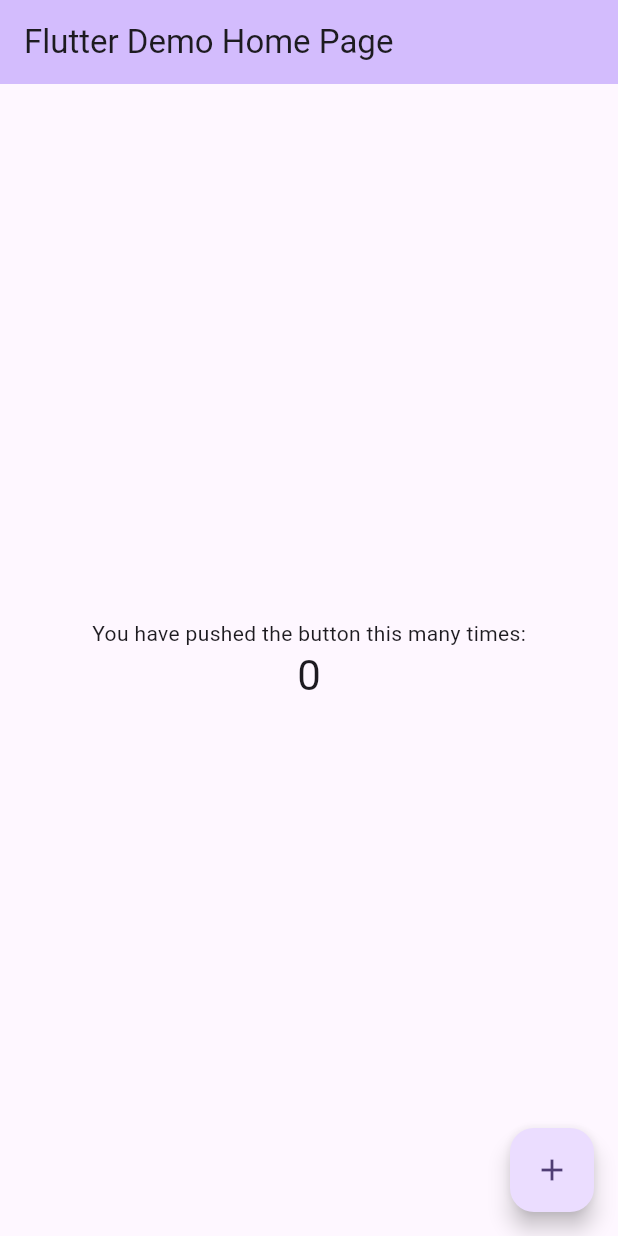
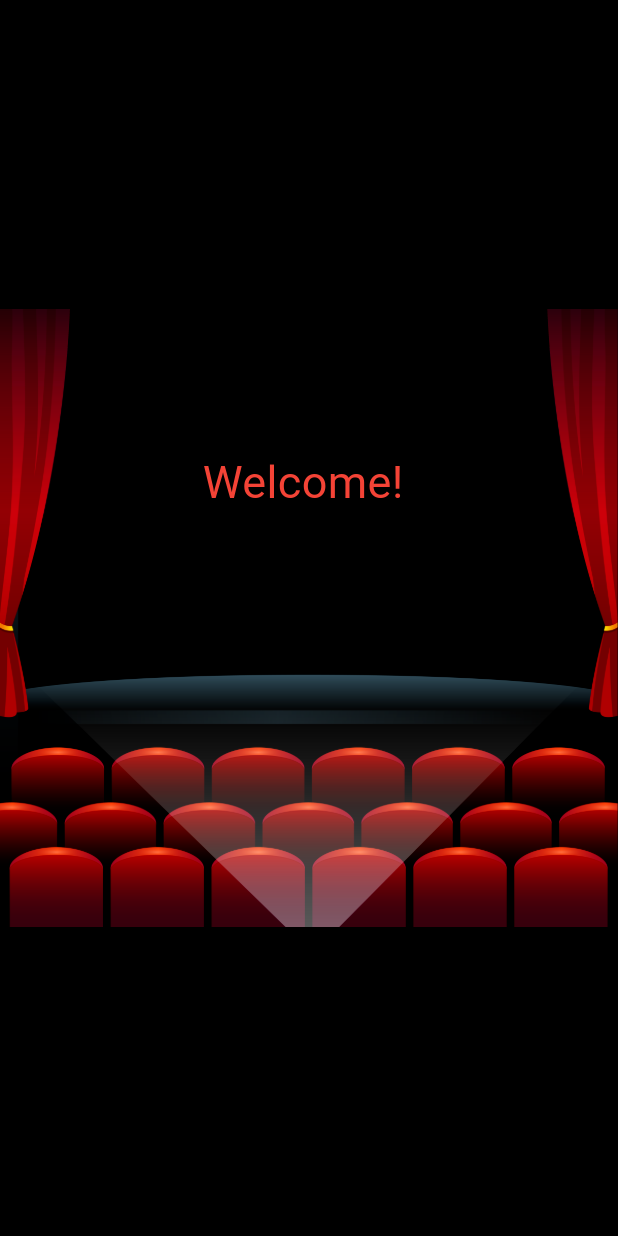
Before and after one commit to Lubluback/QuadBTech_test, a Flutter app: the first screen one second after launch, on a phone screen of 412 x 824 dp. Run offline on Flutter 3.47's test engine with Material 3 defaults, Android fonts, the phone set to English and light mode, and no system bars.

Commit message:
splash screen done

```diff
--- a/lib/main.dart
+++ b/lib/main.dart
@@ -1,4 +1,5 @@
 import 'package:flutter/material.dart';
+import 'package:quadbtech_test/view/splashscreen.dart';
 
 void main() {
   runApp(const MyApp());
@@ -7,119 +8,12 @@
 class MyApp extends StatelessWidget {
   const MyApp({super.key});
 
-  // This widget is the root of your application.
   @override
   Widget build(BuildContext context) {
     return MaterialApp(
-      title: 'Flutter Demo',
-      theme: ThemeData(
-        // This is the theme of your application.
-        //
-        // TRY THIS: Try running your application with "flutter run". You'll see
-        // the application has a purple toolbar. Then, without quitting the app,
-        // try changing the seedColor in the colorScheme below to Colors.green
-        // and then invoke "hot reload" (save your changes or press the "hot
-        // reload" button in a Flutter-supported IDE, or press "r" if you used
-        // the command line to start the app).
-        //
-        // Notice that the counter didn't reset back to zero; the application
-        // state is not lost during the reload. To reset the state, use hot
-        // restart instead.
-        //
-        // This works for code too, not just values: Most code changes can be
-        // tested with just a hot reload.
-        colorScheme: ColorScheme.fromSeed(seedColor: Colors.deepPurple),
-        useMaterial3: true,
-      ),
-      home: const MyHomePage(title: 'Flutter Demo Home Page'),
-    );
+        debugShowCheckedModeBanner: false,
+        title: 'Flutter Demo',
+        theme: ThemeData.dark().copyWith(scaffoldBackgroundColor: Colors.black),
+        home:const Splashscreen());
   }
 }
-
-class MyHomePage extends StatefulWidget {
-  const MyHomePage({super.key, required this.title});
-
-  // This widget is the home page of your application. It is stateful, meaning
-  // that it has a State object (defined below) that contains fields that affect
-  // how it looks.
-
-  // This class is the configuration for the state. It holds the values (in this
-  // case the title) provided by the parent (in this case the App widget) and
-  // used by the build method of the State. Fields in a Widget subclass are
-  // always marked "final".
-
-  final String title;
-
-  @override
-  State<MyHomePage> createState() => _MyHomePageState();
-}
-
-class _MyHomePageState extends State<MyHomePage> {
-  int _counter = 0;
-
-  void _incrementCounter() {
-    setState(() {
-      // This call to setState tells the Flutter framework that something has
-      // changed in this State, which causes it to rerun the build method below
-      // so that the display can reflect the updated values. If we changed
-      // _counter without calling setState(), then the build method would not be
-      // called again, and so nothing would appear to happen.
-      _counter++;
-    });
-  }
-
-  @override
-  Widget build(BuildContext context) {
-    // This method is rerun every time setState is called, for instance as done
-    // by the _incrementCounter method above.
-    //
-    // The Flutter framework has been optimized to make rerunning build methods
-    // fast, so that you can just rebuild anything that needs updating rather
-    // than having to individually change instances of widgets.
-    return Scaffold(
-      appBar: AppBar(
-        // TRY THIS: Try changing the color here to a specific color (to
-        // Colors.amber, perhaps?) and trigger a hot reload to see the AppBar
-        // change color while the other colors stay the same.
-        backgroundColor: Theme.of(context).colorScheme.inversePrimary,
-        // Here we take the value from the MyHomePage object that was created by
-        // the App.build method, and use it to set our appbar title.
-        title: Text(widget.title),
-      ),
-      body: Center(
-        // Center is a layout widget. It takes a single child and positions it
-        // in the middle of the parent.
-        child: Column(
-          // Column is also a layout widget. It takes a list of children and
-          // arranges them vertically. By default, it sizes itself to fit its
-          // children horizontally, and tries to be as tall as its parent.
-          //
-          // Column has various properties to control how it sizes itself and
-          // how it positions its children. Here we use mainAxisAlignment to
-          // center the children vertically; the main axis here is the vertical
-          // axis because Columns are vertical (the cross axis would be
-          // horizontal).
-          //
-          // TRY THIS: Invoke "debug painting" (choose the "Toggle Debug Paint"
-          // action in the IDE, or press "p" in the console), to see the
-          // wireframe for each widget.
-          mainAxisAlignment: MainAxisAlignment.center,
-          children: <Widget>[
-            const Text(
-              'You have pushed the button this many times:',
-            ),
-            Text(
-              '$_counter',
-              style: Theme.of(context).textTheme.headlineMedium,
-            ),
-          ],
-        ),
-      ),
-      floatingActionButton: FloatingActionButton(
-        onPressed: _incrementCounter,
-        tooltip: 'Increment',
-        child: const Icon(Icons.add),
-      ), // This trailing comma makes auto-formatting nicer for build methods.
-    );
-  }
-}
--- /dev/null
+++ b/lib/view/homescreen.dart
@@ -0,0 +1,10 @@
+import 'package:flutter/material.dart';
+
+class Homescreen extends StatelessWidget {
+  const Homescreen({super.key});
+
+  @override
+  Widget build(BuildContext context) {
+    return const Placeholder();
+  }
+}
--- /dev/null
+++ b/lib/view/splashscreen.dart
@@ -0,0 +1,43 @@
+import 'package:flutter/material.dart';
+import 'package:quadbtech_test/view/homescreen.dart';
+
+class Splashscreen extends StatefulWidget {
+  const Splashscreen({super.key});
+
+  @override
+  State<Splashscreen> createState() => _SplashscreenState();
+}
+
+class _SplashscreenState extends State<Splashscreen> {
+  @override
+  void initState() {
+    _navigateToHome();
+    super.initState();
+  }
+
+  void _navigateToHome() async {
+    await Future.delayed(const Duration(seconds: 3)); // Splash screen duration
+    Navigator.pushReplacement(
+      context,
+      MaterialPageRoute(builder: (context) => const Homescreen()),
+    );
+  }
+
+  @override
+  Widget build(BuildContext context) {
+    return Scaffold(
+        body: Container(
+            height: double.infinity,
+            width: double.infinity,
+            decoration: const BoxDecoration(
+                image: DecorationImage(
+                    image: AssetImage("assets/splashscreenimage.png"))),
+            child: const Padding(
+              padding: EdgeInsets.only(top: 300, left: 135),
+              child: Text(
+                "Welcome!",
+                style: TextStyle(color: Colors.red, fontSize: 30),
+              ),
+            )));
+  }
+}
```
Also changed, not shown: pubspec.yaml (+4 -6 lines), assets/splashscreenimage.png (added).
